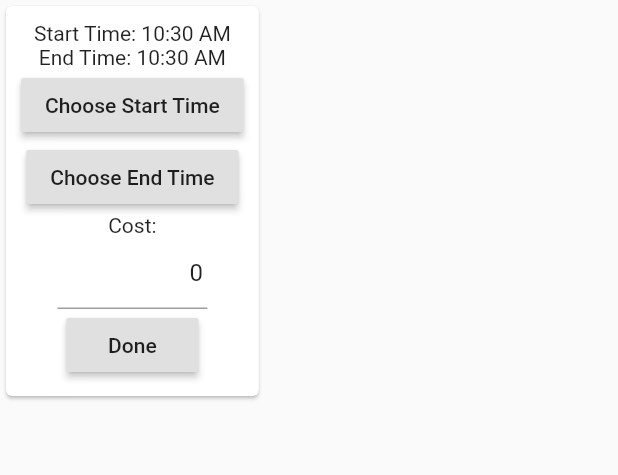
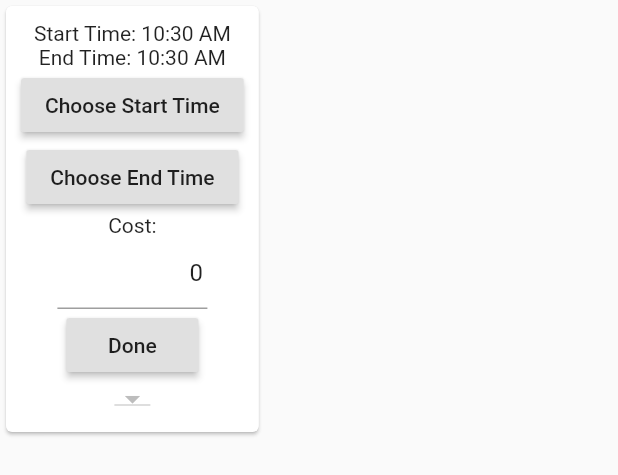
Before and after one commit to Kaelinator/tubor, a Flutter app: the TimePickerItem widget shown alone on an empty page, opened directly, on a phone screen of 412 x 824 dp. Shown: the top 475 px of the screen. Run offline on Flutter 3.47's test engine with Material 2 defaults, Android fonts, the phone set to English and light mode, and no system bars; our stand-ins replace cloud_firestore, firebase_auth; missing offline and left inert: flutter_calendar; accounts and stored records are empty; network calls fail.

```diff
--- a/lib/pages/HomePage.dart
+++ b/lib/pages/HomePage.dart
@@ -65,7 +65,7 @@ class _HomePageState extends State<HomePage> {
                       default:
                         return DropdownButton(
                           onChanged: (subj) => setState(() {print(subj); subjectQuery = subj; }),
-                          // value: subjectQuery,
+                          value: subjectQuery,
                           items: snapshot.data.documents.map((DocumentSnapshot document) {
 
                             return DropdownMenuItem(
--- a/lib/utils/Session.dart
+++ b/lib/utils/Session.dart
@@ -5,7 +5,8 @@ class Session {
   final TimeOfDay startTime;
   final TimeOfDay endTime;
   final String cost;
+  final String subject;
 
-  Session({this.startTime, this.endTime, this.cost});
+  Session({this.startTime, this.endTime, this.cost, this.subject});
 
 }
--- a/lib/widgets/TimePickerItem.dart
+++ b/lib/widgets/TimePickerItem.dart
@@ -1,5 +1,6 @@
 import 'package:flutter/material.dart';
 import '../utils/Session.dart';
+import 'package:cloud_firestore/cloud_firestore.dart';
 
 class TimePickerItem extends StatefulWidget {
   final Function onDone;
@@ -15,6 +16,7 @@ class _TimePickerItemState extends State<TimePickerItem> {
 
   final cost = TextEditingController(text: '0');
 
+  String subjectQuery;
   TimeOfDay startTime = TimeOfDay.now();
   TimeOfDay endTime = TimeOfDay.now();
 
@@ -67,8 +69,35 @@ class _TimePickerItemState extends State<TimePickerItem> {
                 ),
                 RaisedButton(
                   child: const Text('Done'),
-                  onPressed: () => widget.onDone(Session(cost: cost.text, endTime: endTime, startTime: startTime)),
-                )
+                  onPressed: () => widget.onDone(Session(
+                    cost: cost.text,
+                    endTime: endTime,
+                    subject: subjectQuery,
+                    startTime: startTime)),
+                ),
+                StreamBuilder<QuerySnapshot>(
+                  stream: Firestore.instance.collection('subjects').snapshots(),
+                  builder: (BuildContext context, AsyncSnapshot<QuerySnapshot> snapshot) {
+                    if (snapshot.hasError) return Text('Error: ${snapshot.error}');
+                    switch (snapshot.connectionState) {
+                      case ConnectionState.waiting:
+                        return Text('Loading...');
+                      default:
+                        return DropdownButton(
+                          onChanged: (subj) => setState(() {print(subj); subjectQuery = subj; }),
+                          value: subjectQuery,
+                          items: snapshot.data.documents.map((DocumentSnapshot document) {
+
+                            return DropdownMenuItem(
+                              value: document.documentID,
+                              child: Text('${document['subcategory']}')
+                            );
+                          }
+                        ).toList()
+                      );
+                    }
+                  },
+                ),
               ],
             )
           ],
```
Also changed, not shown: lib/pages/MyProfilePage.dart (+11 -1 lines), lib/widgets/SessionItem.dart (+15 -17 lines).
